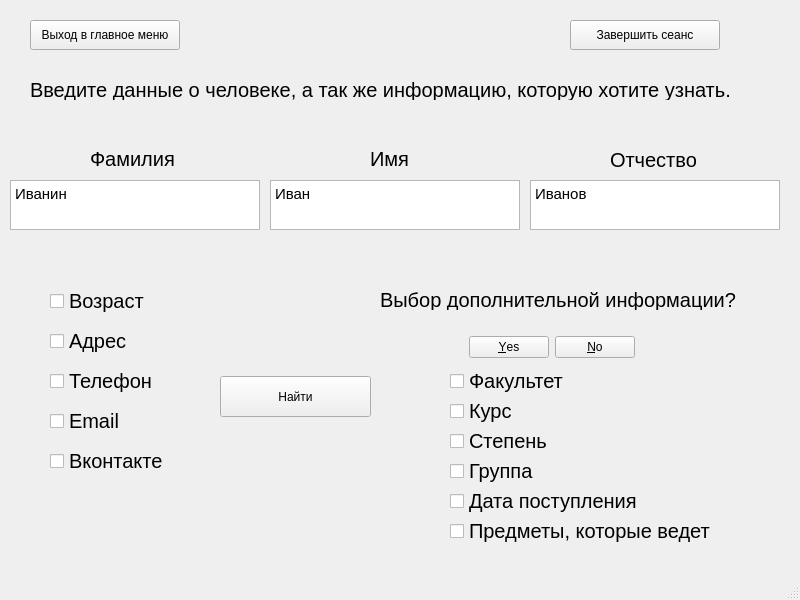
Qt form Project/Database_shcedule/search_menu.ui (paknikolay/DBProject) before a commit.
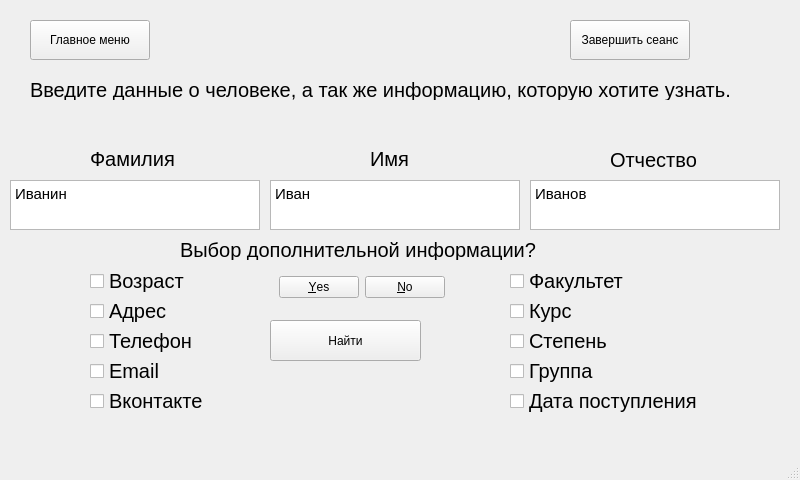
The same form after that commit.

What changed in the file:
```diff
--- a/Project/Database_shcedule/search_menu.ui
+++ b/Project/Database_shcedule/search_menu.ui
@@ -7,7 +7,7 @@
     <x>0</x>
     <y>0</y>
     <width>800</width>
-    <height>600</height>
+    <height>480</height>
    </rect>
   </property>
   <property name="windowTitle">
@@ -149,8 +149,8 @@
    <widget class="QCheckBox" name="age">
     <property name="geometry">
      <rect>
-      <x>50</x>
-      <y>290</y>
+      <x>90</x>
+      <y>270</y>
       <width>111</width>
       <height>22</height>
      </rect>
@@ -167,8 +167,8 @@
    <widget class="QCheckBox" name="address">
     <property name="geometry">
      <rect>
-      <x>50</x>
-      <y>330</y>
+      <x>90</x>
+      <y>300</y>
       <width>88</width>
       <height>22</height>
      </rect>
@@ -185,8 +185,8 @@
    <widget class="QCheckBox" name="phone">
     <property name="geometry">
      <rect>
-      <x>50</x>
-      <y>370</y>
+      <x>90</x>
+      <y>330</y>
       <width>111</width>
       <height>22</height>
      </rect>
@@ -203,8 +203,8 @@
    <widget class="QCheckBox" name="email">
     <property name="geometry">
      <rect>
-      <x>50</x>
-      <y>410</y>
+      <x>90</x>
+      <y>360</y>
       <width>88</width>
       <height>22</height>
      </rect>
@@ -221,8 +221,8 @@
    <widget class="QCheckBox" name="vk">
     <property name="geometry">
      <rect>
-      <x>50</x>
-      <y>450</y>
+      <x>90</x>
+      <y>390</y>
       <width>131</width>
       <height>22</height>
      </rect>
@@ -239,8 +239,8 @@
    <widget class="QDialogButtonBox" name="buttonBox">
     <property name="geometry">
      <rect>
-      <x>460</x>
-      <y>330</y>
+      <x>270</x>
+      <y>270</y>
       <width>175</width>
       <height>34</height>
      </rect>
@@ -252,8 +252,8 @@
    <widget class="QLabel" name="label_5">
     <property name="geometry">
      <rect>
-      <x>380</x>
-      <y>290</y>
+      <x>180</x>
+      <y>240</y>
       <width>381</width>
       <height>20</height>
      </rect>
@@ -270,8 +270,8 @@
    <widget class="QCheckBox" name="department">
     <property name="geometry">
      <rect>
-      <x>450</x>
-      <y>370</y>
+      <x>510</x>
+      <y>270</y>
       <width>131</width>
       <height>22</height>
      </rect>
@@ -288,8 +288,8 @@
    <widget class="QCheckBox" name="course">
     <property name="geometry">
      <rect>
-      <x>450</x>
-      <y>400</y>
+      <x>510</x>
+      <y>300</y>
       <width>88</width>
       <height>22</height>
      </rect>
@@ -306,8 +306,8 @@
    <widget class="QCheckBox" name="degree">
     <property name="geometry">
      <rect>
-      <x>450</x>
-      <y>430</y>
+      <x>510</x>
+      <y>330</y>
       <width>111</width>
       <height>22</height>
      </rect>
@@ -324,8 +324,8 @@
    <widget class="QCheckBox" name="group">
     <property name="geometry">
      <rect>
-      <x>450</x>
-      <y>460</y>
+      <x>510</x>
+      <y>360</y>
       <width>101</width>
       <height>22</height>
      </rect>
@@ -342,8 +342,8 @@
    <widget class="QCheckBox" name="date">
     <property name="geometry">
      <rect>
-      <x>450</x>
-      <y>490</y>
+      <x>510</x>
+      <y>390</y>
       <width>201</width>
       <height>22</height>
      </rect>
@@ -357,31 +357,13 @@
      <string>Дата поступления</string>
     </property>
    </widget>
-   <widget class="QCheckBox" name="subjects">
-    <property name="geometry">
-     <rect>
-      <x>450</x>
-      <y>520</y>
-      <width>281</width>
-      <height>22</height>
-     </rect>
-    </property>
-    <property name="font">
-     <font>
-      <pointsize>15</pointsize>
-     </font>
-    </property>
-    <property name="text">
-     <string>Предметы, которые ведет</string>
-    </property>
-   </widget>
    <widget class="QPushButton" name="pushButton_2">
     <property name="geometry">
      <rect>
       <x>570</x>
       <y>20</y>
-      <width>150</width>
-      <height>30</height>
+      <width>120</width>
+      <height>40</height>
      </rect>
     </property>
     <property name="text">
@@ -393,19 +375,19 @@
      <rect>
       <x>30</x>
       <y>20</y>
-      <width>150</width>
-      <height>30</height>
+      <width>120</width>
+      <height>40</height>
      </rect>
     </property>
     <property name="text">
-     <string>Выход в главное меню</string>
+     <string>Главное меню</string>
     </property>
    </widget>
    <widget class="QPushButton" name="pushButton">
     <property name="geometry">
      <rect>
-      <x>220</x>
-      <y>376</y>
+      <x>270</x>
+      <y>320</y>
       <width>151</width>
       <height>41</height>
      </rect>
```
